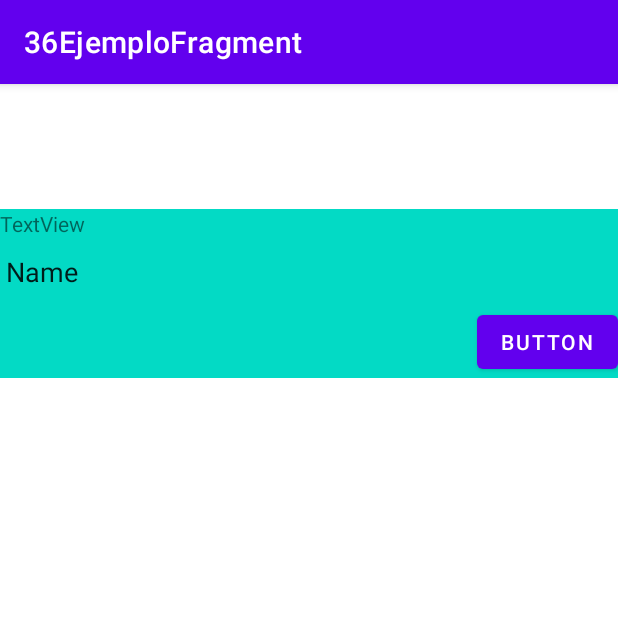
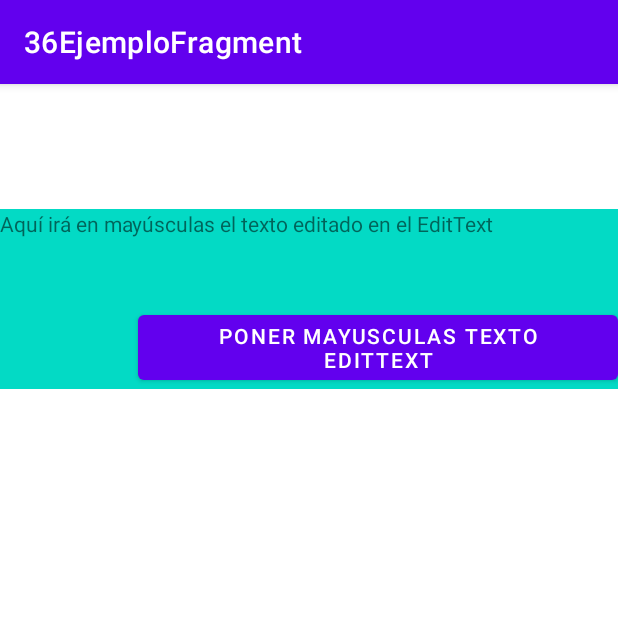
Before and after one commit to mbeascoa/36EjemploFragment, an Android app: the screen it shows after launch (MainActivity), on a phone screen of 412 x 824 dp, the top half of it. Run offline under Robolectric (Android 15) with nearby library versions, the phone set to English and light mode, and no system bars.

Commit message:
MODIFICACION LEVE

```diff
--- a/app/src/main/res/layout/fragment_primer_fragmento.xml
+++ b/app/src/main/res/layout/fragment_primer_fragmento.xml
@@ -8,11 +8,13 @@
     android:backgroundTint="@color/teal_200"
     tools:context=".PrimerFragmento">
 
-    <TextView
-        android:id="@+id/tv_Fragment"
-        android:layout_width="match_parent"
+    <Button
+        android:id="@+id/btnPrimerFragment"
+        android:layout_width="wrap_content"
         android:layout_height="wrap_content"
-        android:text="TextView" />
+        android:layout_below="@id/editTextFragment"
+        android:layout_alignParentEnd="true"
+        android:text="Poner Mayusculas Texto EditText"/>
 
     <EditText
         android:id="@+id/editTextFragment"
@@ -20,16 +22,10 @@
         android:layout_height="wrap_content"
         android:layout_below="@+id/tv_Fragment"
         android:inputType="textPersonName"
-        android:text="Name" />
-
-    <Button
-        android:id="@+id/btnPrimerFragment"
-        android:layout_width="wrap_content"
+        android:text=""/>
+    <TextView
+        android:id="@+id/tv_Fragment"
+        android:layout_width="match_parent"
         android:layout_height="wrap_content"
-        android:layout_below="@id/editTextFragment"
-        android:layout_alignParentEnd="true"
-
-        android:text="Button" />
-
-
+        android:text="Aquí irá en mayúsculas el texto editado en el EditText" />
 </RelativeLayout>
```
